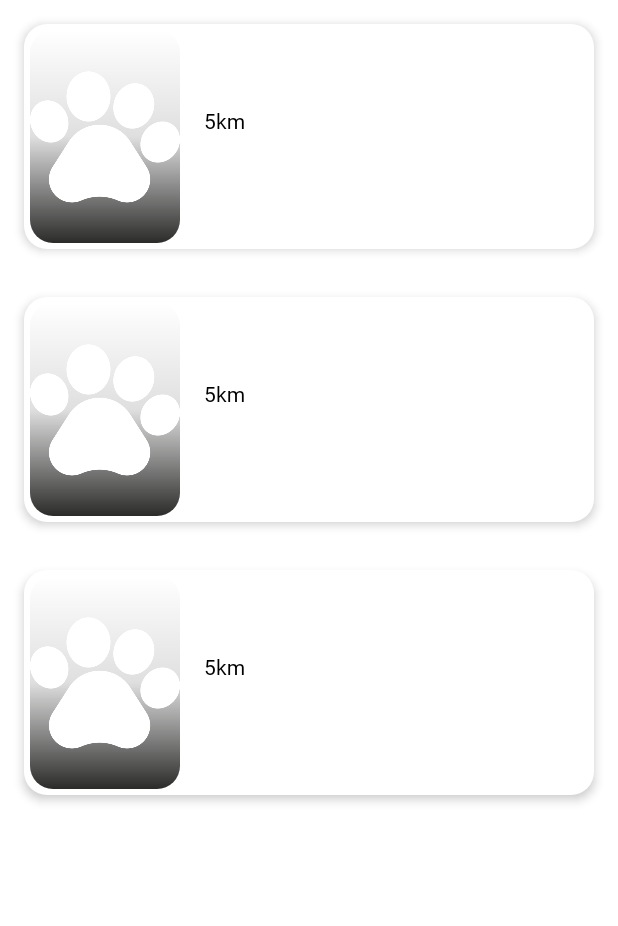
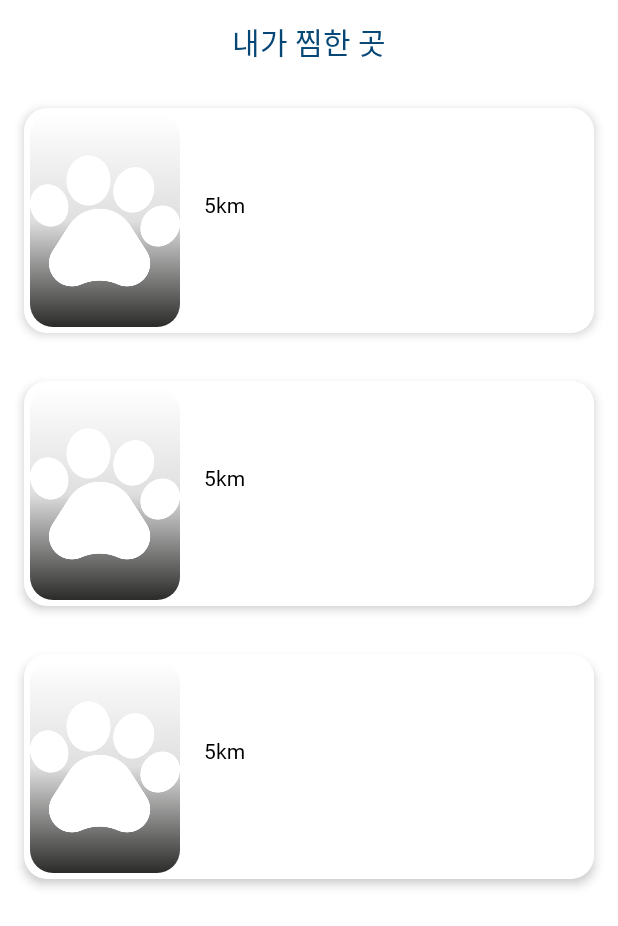
Before and after one commit to prography/6th-team3-android, an Android app: the layout my_page_my_pick_fragment.xml on its own in the app's theme, with its tools: preview values and no code run, on a phone screen of 412 x 824 dp. Shown: the top 926 px of the screen. Run offline under Robolectric (Android 15) with nearby library versions, the light colour scheme and no system bars.

Commit message:
Add my_pick_places

```diff
--- a/PetHotel/app/src/main/res/layout/fragment_my_page.xml
+++ b/PetHotel/app/src/main/res/layout/fragment_my_page.xml
@@ -55,6 +55,7 @@
                 android:layout_marginStart="6dp"
                 android:layout_marginTop="@dimen/margin_1x"
                 android:layout_marginBottom="@dimen/margin_0_5x"
+                android:backgroundTint="@color/colorTransparent"
                 app:srcCompat="@drawable/ic_baseline_edit_24" />
 
             </LinearLayout>
@@ -83,6 +84,7 @@
                     android:layout_height="40dp"
                     android:layout_marginStart="6dp"
                     android:layout_marginTop="10dp"
+                    android:backgroundTint="@color/colorTransparent"
                     android:layout_marginBottom="@dimen/margin_0_5x"
                     app:srcCompat="@drawable/ic_baseline_add_black24"/>
 
--- a/PetHotel/app/src/main/res/layout/my_page_my_pick_fragment.xml
+++ b/PetHotel/app/src/main/res/layout/my_page_my_pick_fragment.xml
@@ -1,17 +1,35 @@
 <?xml version="1.0" encoding="utf-8"?>
-<androidx.constraintlayout.widget.ConstraintLayout xmlns:android="http://schemas.android.com/apk/res/android"
+<LinearLayout xmlns:android="http://schemas.android.com/apk/res/android"
     android:layout_width="match_parent"
     android:layout_height="match_parent"
+    android:orientation="vertical"
     xmlns:tools="http://schemas.android.com/tools"
     tools:context=".ui.mypage.MyPickFragment">
 
 
-    <androidx.recyclerview.widget.RecyclerView
-        android:id="@+id/rv_my_pick"
-        android:layout_width="match_parent"
-        android:layout_height="match_parent"
-        tools:layout_editor_absoluteX="-40dp"
-        tools:layout_editor_absoluteY="-198dp"
-        tools:listitem="@layout/place_info_view_holder" />
+        <RelativeLayout
+            android:layout_width="match_parent"
+            android:layout_height="56dp">
 
-</androidx.constraintlayout.widget.ConstraintLayout>
+            <TextView
+                android:id="@+id/title_hotel_list"
+                android:layout_centerInParent="true"
+                android:text="내가 찜한 곳"
+                style="@style/phTitle"
+                android:textColor="@color/petHotelSecondaryDark"
+                android:layout_width="wrap_content"
+                android:layout_height="wrap_content"/>
+
+
+        </RelativeLayout>
+
+
+
+        <androidx.recyclerview.widget.RecyclerView
+            android:id="@+id/rv_my_pick"
+            android:layout_width="match_parent"
+            android:layout_height="match_parent"
+            tools:listitem="@layout/place_info_view_holder" />
+
+
+</LinearLayout>
```
Also changed, not shown: PetHotel/app/src/main/java/com/prography/pethotel/ui/mypage/MyPickInfoFragment.kt (added, +59 -0 lines), PetHotel/app/src/main/java/com/prography/pethotel/ui/mypage/MyPickListAdapter.kt (added, +65 -0 lines), PetHotel/app/src/main/res/layout/my_page_my_pick_view_holder.xml (added, +52 -0 lines).
